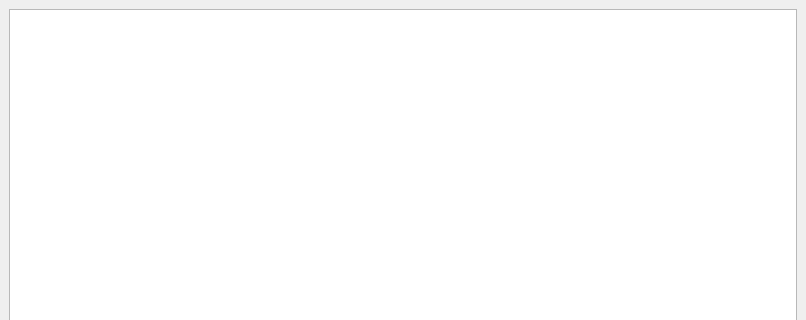
The window that main.ui (front-of-ak/coffee_shop) describes before a commit, drawn with Qt 5; both pictures show x 0 to 806 and y 0 to 320 of the 806 by 584 pixel window.
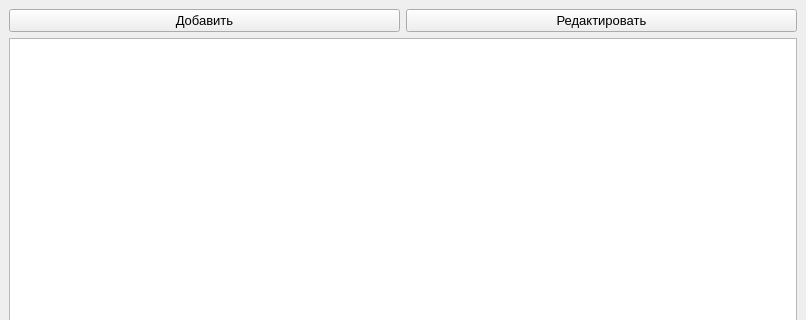
The same window after the commit.

```diff
--- a/main.ui
+++ b/main.ui
@@ -49,7 +49,7 @@
       <property name="sizeConstraint">
        <enum>QLayout::SetMinimumSize</enum>
       </property>
-      <item row="0" column="0" colspan="2">
+      <item row="1" column="0" colspan="2">
        <widget class="QTableWidget" name="table">
         <property name="enabled">
          <bool>true</bool>
@@ -68,6 +68,26 @@
         </property>
        </widget>
       </item>
+      <item row="0" column="0">
+       <widget class="QPushButton" name="add_btn">
+        <property name="text">
+         <string>Добавить</string>
+        </property>
+        <attribute name="buttonGroup">
+         <string notr="true">buttons</string>
+        </attribute>
+       </widget>
+      </item>
+      <item row="0" column="1">
+       <widget class="QPushButton" name="edit_btn">
+        <property name="text">
+         <string>Редактировать</string>
+        </property>
+        <attribute name="buttonGroup">
+         <string notr="true">buttons</string>
+        </attribute>
+       </widget>
+      </item>
      </layout>
     </item>
    </layout>
```
Left out of the diff: 5 changed lines with no effect on the pictures.
